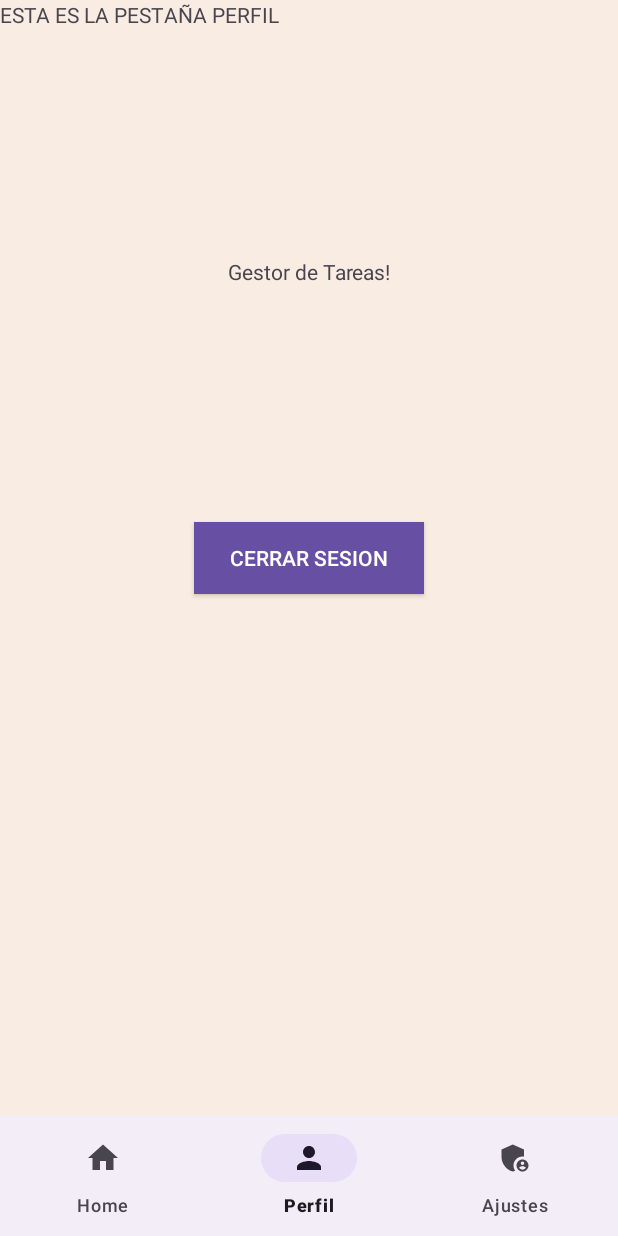
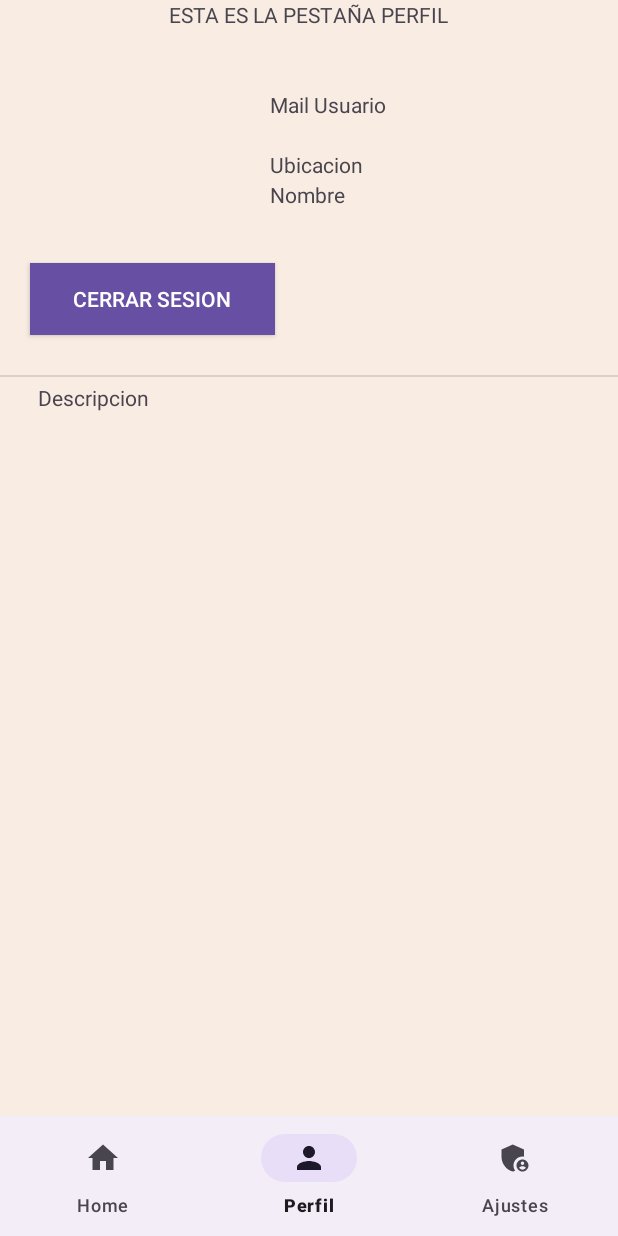
Before and after one commit to ElpochokloZ/ProyectoAPK, an Android app: the MainActivity screen opened directly, with no data from a screen before it, item 2 of the bottom bar chosen, on a phone screen of 412 x 824 dp. Run offline under Robolectric (Android 15) with nearby library versions, the light colour scheme and no system bars; our stand-ins replace Firebase (no records; nobody signed in at launch, a user with empty details on screens opened directly); 2 statements that could not run were skipped.

Commit message:
Carga 18/03/2025 del Proyecto APK REVISAR LA FUNCIONALIDAD DE LECTURA DE LOS DATOS DEL DOCUMENTO DE LA FIRESTORE

```diff
--- a/app/build.gradle.kts
+++ b/app/build.gradle.kts
@@ -47,7 +47,10 @@ dependencies {
     implementation(platform("com.google.firebase:firebase-bom:33.6.0"))
     implementation("com.google.firebase:firebase-analytics:22.1.2")
 
-    //Implementacion ViewModel o lifecycle'ss
+    //Implementacion firestore
+    implementation("com.google.firebase:firebase-firestore")
+
+    //Implementacion ViewModel y lifecycle/livedata
     implementation ("androidx.lifecycle:lifecycle-viewmodel-ktx:2.6.1")
     implementation ("androidx.lifecycle:lifecycle-livedata-ktx:2.6.1")
     implementation ("com.google.android.material:material:1.9.0")
--- a/app/src/main/java/com/example/apk/View/MainActivity.kt
+++ b/app/src/main/java/com/example/apk/View/MainActivity.kt
@@ -24,8 +24,6 @@ class MainActivity : AppCompatActivity(){
                 R.id.ajustes -> replaceFragment(Ajustes())
 
                 else ->{
-
-
                 }
             }
             true
--- a/app/src/main/java/com/example/apk/View/Perfil.kt
+++ b/app/src/main/java/com/example/apk/View/Perfil.kt
@@ -7,10 +7,10 @@ import android.view.View
 import android.view.ViewGroup
 import android.widget.Toast
 import androidx.fragment.app.Fragment
-import com.example.apk.R
 import com.example.apk.databinding.FragmentPerfilBinding
 import com.google.firebase.auth.FirebaseAuth
 import com.google.firebase.auth.FirebaseUser
+import com.google.firebase.firestore.FirebaseFirestore
 
 class Perfil : Fragment() {
     private lateinit var binding: FragmentPerfilBinding
@@ -24,30 +24,54 @@ class Perfil : Fragment() {
         // Inflar el layout y obtener la instancia de binding
         binding = FragmentPerfilBinding.inflate(inflater, container, false)
 
-        // Inicializar FirebaseAuth
+        // Inicializar FirebaseAuth y obtener el usuario actual
         firebaseAuth = FirebaseAuth.getInstance()
         user = firebaseAuth.currentUser
 
         // Mostrar el correo del usuario en el TextView
         user?.let {
-            binding.txtViewMail.text = it.email // Asignar el correo al TextView
+            obtenerDatosUser (it.uid) // Llamar a la función para obtener datos del usuario
         } ?: run {
             binding.txtViewMail.text = "No hay usuario conectado" // Mensaje alternativo
         }
 
         // Configurar el listener para el botón de cerrar sesión
         binding.btnlogout.setOnClickListener {
-            SalirAplicacion()
+            salirAplicacion()
         }
 
         return binding.root // Devolver la vista inflada
     }
 
-    private fun SalirAplicacion() {
+    private fun obtenerDatosUser (uid: String) {
+        val db = FirebaseFirestore.getInstance()
+        val documentoRef = db.collection("usuarios").document(uid)
+
+        documentoRef.get()
+            .addOnSuccessListener { document ->
+                if (document != null) {
+                    val nombre = document.getString("nombre") // Asegúrate de que el campo "nombre" existe en tu documento
+                    val email = document.getString("email") // Asegúrate de que el campo "email" existe en tu documento
+
+                    // Asignar los datos obtenidos a los TextViews
+                    binding.txtNombrePerfil.text = nombre.toString()
+                    binding.txtViewMail.text = email.toString()
+                    // Si tienes un TextView para la fecha de nacimiento, también puedes asignarlo aquí
+                    // binding.txtFechaNacimiento.text = fechaNacimiento ?: "Fecha no disponible"
+                } else {
+                    println("No se encontró el documento")
+                }
+            }
+            .addOnFailureListener { e ->
+                println("Error al obtener el documento: $e")
+            }
+    }
+
+    private fun salirAplicacion() {
         firebaseAuth.signOut() // Cerrar sesión
         val intent = Intent(activity, AuthActivity::class.java) // Crear un Intent para AuthActivity
         Toast.makeText(activity, "Cerraste sesión", Toast.LENGTH_SHORT).show() // Mostrar un mensaje
         startActivity(intent) // Iniciar AuthActivity
-        activity?.finish() // Opcional: cerrar la actividad actual debido al user null
+        activity?.finish() // Opcional: cerrar la actividad actual
     }
 }
--- a/app/src/main/res/layout/activity_main.xml
+++ b/app/src/main/res/layout/activity_main.xml
@@ -5,6 +5,8 @@
     android:layout_width="match_parent"
     android:layout_height="match_parent"
     tools:context=".View.MainActivity">
+
+
 
     <FrameLayout
         android:id="@+id/frameLayout"
@@ -19,16 +21,7 @@
 
     </FrameLayout>
 
-    <TextView
-        android:id="@+id/textView"
-        android:layout_width="wrap_content"
-        android:layout_height="wrap_content"
-        android:text="Gestor de Tareas!"
-        app:layout_constraintBottom_toBottomOf="parent"
-        app:layout_constraintLeft_toLeftOf="parent"
-        app:layout_constraintRight_toRightOf="parent"
-        app:layout_constraintTop_toTopOf="parent"
-        app:layout_constraintVertical_bias="0.213" />
+
 
     <com.google.android.material.bottomnavigation.BottomNavigationView
         android:id="@+id/botNavigationView"
@@ -41,7 +34,6 @@
         app:layout_constraintTop_toBottomOf="@+id/textView"
         app:layout_constraintVertical_bias="1.0"
         app:menu="@menu/bottom_nav">
-
     </com.google.android.material.bottomnavigation.BottomNavigationView>
 
 </androidx.constraintlayout.widget.ConstraintLayout>
--- a/app/src/main/res/layout/fragment_perfil.xml
+++ b/app/src/main/res/layout/fragment_perfil.xml
@@ -5,31 +5,90 @@
     android:layout_width="match_parent"
     android:layout_height="match_parent"
     android:background="#F9ECE3"
+    android:orientation="vertical"
     tools:context=".View.Perfil">
 
     <!-- TODO: Update blank fragment layout -->
+
+
     <TextView
-        android:layout_width="match_parent"
-        android:layout_height="match_parent"
+        android:layout_width="wrap_content"
+        android:layout_height="wrap_content"
         android:layout_gravity="center_horizontal"
-        android:text="ESTA ES LA PESTAÑA PERFIL" />
+        android:text="ESTA ES LA PESTAÑA PERFIL"
+        tools:layout_editor_absoluteX="16dp"
+        tools:layout_editor_absoluteY="28dp"
+        tools:ignore="MissingConstraints" />
+
+    <TextView
+        android:id="@+id/txtViewMail"
+        android:layout_width="130dp"
+        android:layout_height="26dp"
+        android:layout_marginLeft="180dp"
+        android:layout_marginTop="60dp"
+        android:text="Mail Usuario"
+        tools:ignore="MissingConstraints"
+        tools:layout_editor_absoluteX="202dp"
+        tools:layout_editor_absoluteY="131dp" />
 
     <Button
         android:id="@+id/btnlogout"
         style="@style/Widget.AppCompat.Button.Colored"
+        android:layout_width="163dp"
+        android:layout_height="wrap_content"
+        android:layout_gravity="left"
+        android:layout_marginLeft="20dp"
+        android:layout_marginTop="175dp"
+        android:background="@android:color/holo_green_dark"
+        android:text="Cerrar Sesion"
+        app:cornerRadius="50dp"
+        tools:ignore="MissingConstraints"
+        tools:layout_editor_absoluteX="216dp"
+        tools:layout_editor_absoluteY="28dp" />
+
+    <ImageView
+        android:id="@+id/imageView"
+        android:layout_width="117dp"
+        android:layout_height="106dp"
+        android:layout_marginLeft="25dp"
+        android:layout_marginTop="50dp"
+        tools:ignore="MissingConstraints"
+        tools:layout_editor_absoluteX="26dp"
+        tools:layout_editor_absoluteY="89dp"
+        tools:src="@tools:sample/avatars" />
+
+    <TextView
+        android:id="@+id/txtUbicacion"
         android:layout_width="wrap_content"
         android:layout_height="wrap_content"
-        android:layout_gravity="center_horizontal|center_vertical"
-        android:background="@android:color/holo_green_dark"
-        android:text="Cerrar Sesion"
-        app:cornerRadius="25dp" />
+        android:layout_marginLeft="180dp"
+        android:layout_marginTop="100dp"
+        android:text="Ubicacion"
+        tools:ignore="MissingConstraints"
+        tools:layout_editor_absoluteX="202dp"
+        tools:layout_editor_absoluteY="171dp" />
+
+    <View
+        android:id="@+id/divider"
+        android:layout_width="match_parent"
+        android:layout_height="1dp"
+        android:layout_marginTop="250dp"
+        android:background="?android:attr/listDivider" />
 
     <TextView
-        android:id="@+id/txtViewMail"
-        android:layout_width="match_parent"
-        android:layout_height="75dp"
-        android:layout_marginTop="150dp"
-        android:gravity="center"
-        android:text="Mail Usuario" />
+        android:id="@+id/txtDescripcion"
+        android:layout_width="wrap_content"
+        android:layout_height="wrap_content"
+        android:layout_marginLeft="25dp"
+        android:layout_marginTop="255dp"
+        android:text="Descripcion" />
+
+    <TextView
+        android:id="@+id/txtNombrePerfil"
+        android:layout_width="130dp"
+        android:layout_height="26dp"
+        android:layout_marginLeft="180dp"
+        android:layout_marginTop="120dp"
+        android:text="Nombre" />
 
 </FrameLayout>
--- a/gradle/libs.versions.toml
+++ b/gradle/libs.versions.toml
@@ -10,6 +10,7 @@ material = "1.12.0"
 activity = "1.9.3"
 constraintlayout = "2.2.0"
 firebaseAuthKtx = "23.1.0"
+firebaseFirestore = "25.1.2"
 
 [libraries]
 androidx-core-ktx = { group = "androidx.core", name = "core-ktx", version.ref = "coreKtx" }
@@ -21,6 +22,7 @@ material = { group = "com.google.android.material", name = "material", version.r
 androidx-activity = { group = "androidx.activity", name = "activity", version.ref = "activity" }
 androidx-constraintlayout = { group = "androidx.constraintlayout", name = "constraintlayout", version.ref = "constraintlayout" }
 firebase-auth-ktx = { group = "com.google.firebase", name = "firebase-auth-ktx", version.ref = "firebaseAuthKtx" }
+firebase-firestore = { group = "com.google.firebase", name = "firebase-firestore", version.ref = "firebaseFirestore" }
 
 [plugins]
 android-application = { id = "com.android.application", version.ref = "agp" }
```
Also changed, not shown: app/src/main/java/com/example/apk/View/AuthActivity.kt (+4 -11 lines), app/src/main/java/com/example/apk/View/RegActivity.kt (+13 -9 lines), app/src/main/java/com/example/apk/ViewModel/AuthViewModel.kt (+42 -12 lines), app/src/main/res/layout/activity_reg.xml (+80 -36 lines).
